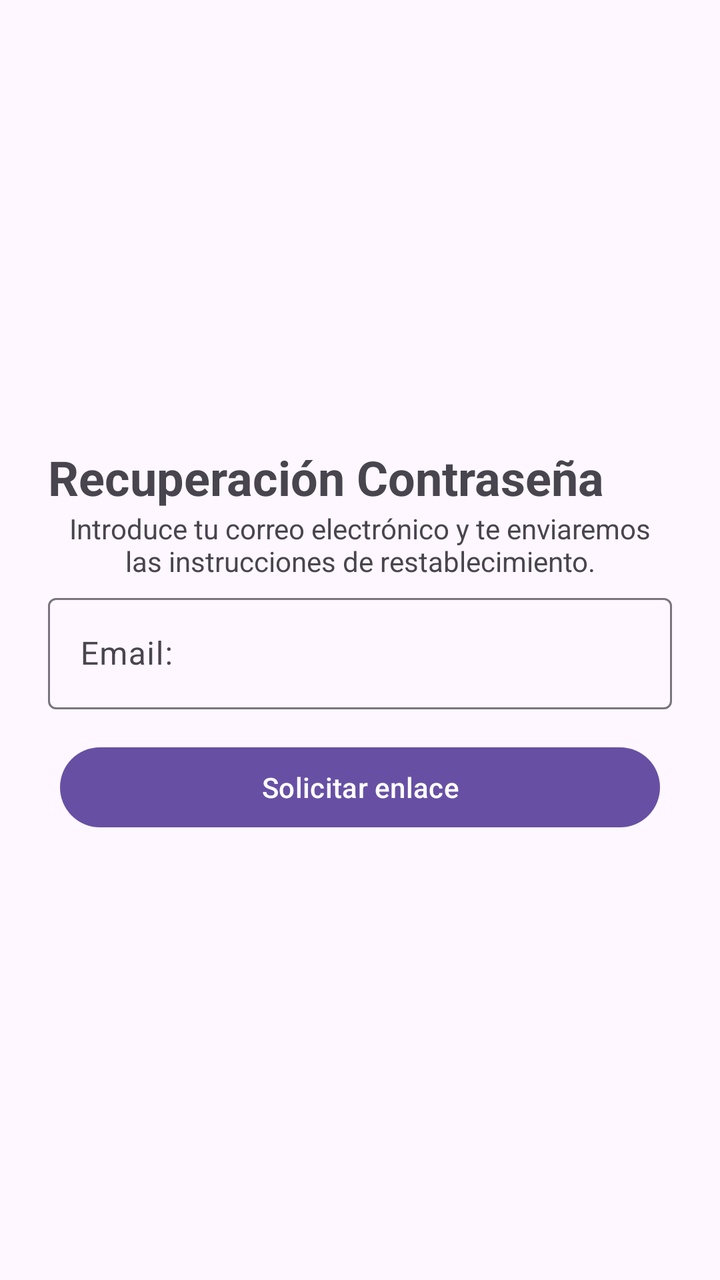
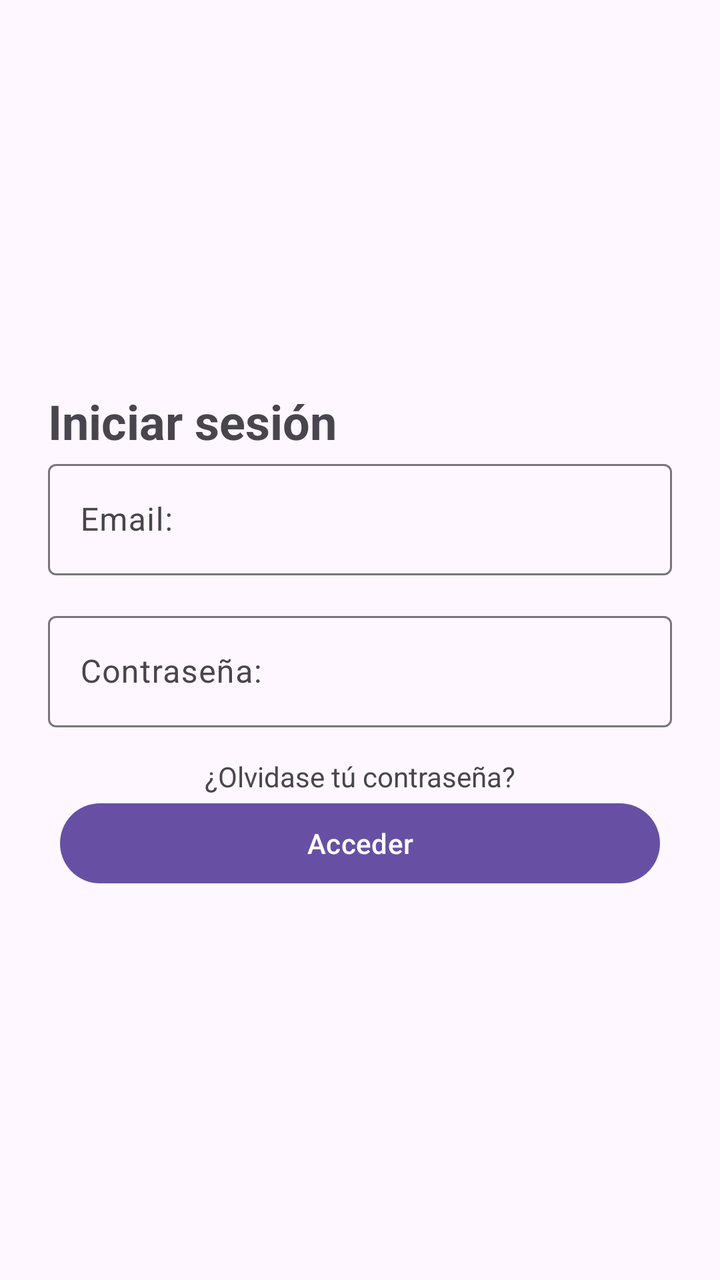

The first picture is an Android layout as it rendered before a commit; the second is the same layout after the commit. The layout source and the unified diff follow.
<!-- AndroidManifest.xml: application theme Theme.CestaFamiliar -->
<!-- res/layout/activity_login.xml -->
<?xml version="1.0" encoding="utf-8"?>
<LinearLayout xmlns:android="http://schemas.android.com/apk/res/android"
    xmlns:app="http://schemas.android.com/apk/res-auto"
    android:id="@+id/login"
    android:layout_width="match_parent"
    android:layout_height="match_parent"
    android:layout_gravity="end"
    android:gravity="center"
    android:orientation="vertical"
    android:padding="24dp">

    <TextView
        android:id="@+id/tvRecuContraseña"
        android:layout_width="match_parent"
        android:layout_height="wrap_content"
        android:text="Recuperación Contraseña"
        android:textSize="24sp"
        android:textStyle="bold" />

    <TextView
        android:id="@+id/tvRecuperarContraseña"
        android:layout_width="match_parent"
        android:layout_height="39dp"
        android:text="Introduce tu correo electrónico y te enviaremos las instrucciones de restablecimiento."
        android:textAlignment="center" />

    <com.google.android.material.textfield.TextInputLayout
        android:layout_width="match_parent"
        android:layout_height="76dp"
        app:hintAnimationEnabled="false">

        <com.google.android.material.textfield.TextInputEditText
            android:id="@+id/tinputEmail"
            android:layout_width="match_parent"
            android:layout_height="wrap_content"
            android:hint="Email:"
            android:inputType="textEmailAddress" />
    </com.google.android.material.textfield.TextInputLayout>

    <Button
        android:id="@+id/SoliciarEnlace"
        android:layout_width="300dp"
        android:layout_height="wrap_content"
        android:text="Solicitar enlace" />

</LinearLayout>
<!-- resources referenced by this layout -->
<resources>
  <style name="Theme.CestaFamiliar" parent="Base.Theme.CestaFamiliar" />
  <style name="Base.Theme.CestaFamiliar" parent="Theme.Material3.DayNight.NoActionBar">
          
          
      </style>
</resources>

<!-- the commit's change to res/layout/activity_login.xml (unified diff, before → after) -->
@@ -1,7 +1,7 @@
 <?xml version="1.0" encoding="utf-8"?>
 <LinearLayout xmlns:android="http://schemas.android.com/apk/res/android"
     xmlns:app="http://schemas.android.com/apk/res-auto"
-    android:id="@+id/login"
+    android:id="@+id/nombre"
     android:layout_width="match_parent"
     android:layout_height="match_parent"
     android:layout_gravity="end"
@@ -10,19 +10,12 @@
     android:padding="24dp">
 
     <TextView
-        android:id="@+id/tvRecuContraseña"
+        android:id="@+id/tvTitulo"
         android:layout_width="match_parent"
         android:layout_height="wrap_content"
-        android:text="Recuperación Contraseña"
+        android:text="Iniciar sesión"
         android:textSize="24sp"
         android:textStyle="bold" />
-
-    <TextView
-        android:id="@+id/tvRecuperarContraseña"
-        android:layout_width="match_parent"
-        android:layout_height="39dp"
-        android:text="Introduce tu correo electrónico y te enviaremos las instrucciones de restablecimiento."
-        android:textAlignment="center" />
 
     <com.google.android.material.textfield.TextInputLayout
         android:layout_width="match_parent"
@@ -37,10 +30,31 @@
             android:inputType="textEmailAddress" />
     </com.google.android.material.textfield.TextInputLayout>
 
+    <com.google.android.material.textfield.TextInputLayout
+        android:layout_width="match_parent"
+        android:layout_height="76dp"
+        app:hintAnimationEnabled="false">
+
+        <com.google.android.material.textfield.TextInputEditText
+            android:id="@+id/tinputContraseña"
+            android:layout_width="match_parent"
+            android:layout_height="wrap_content"
+            android:hint="Contraseña:"
+            android:inputType="textPassword"
+            android:password="true" />
+    </com.google.android.material.textfield.TextInputLayout>
+
+    <TextView
+        android:id="@+id/tvRecuperarContraseña"
+        android:layout_width="match_parent"
+        android:layout_height="19dp"
+        android:text="¿Olvidase tú contraseña?"
+        android:textAlignment="center" />
+
     <Button
-        android:id="@+id/SoliciarEnlace"
+        android:id="@+id/button"
         android:layout_width="300dp"
         android:layout_height="wrap_content"
-        android:text="Solicitar enlace" />
+        android:text="Acceder" />
 
 </LinearLayout>
